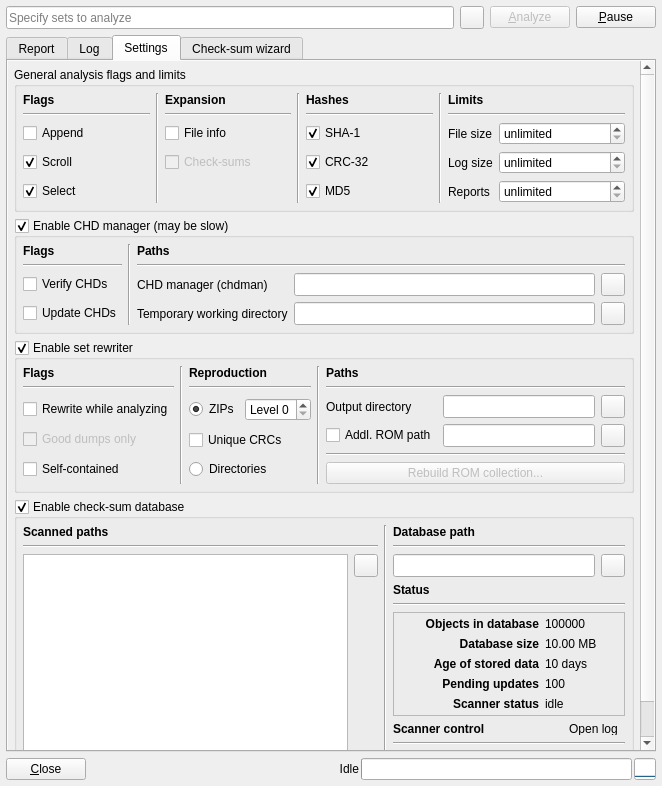
Qt form romalyzer.ui (qmc2/qmc2-mame-fe) before a commit.
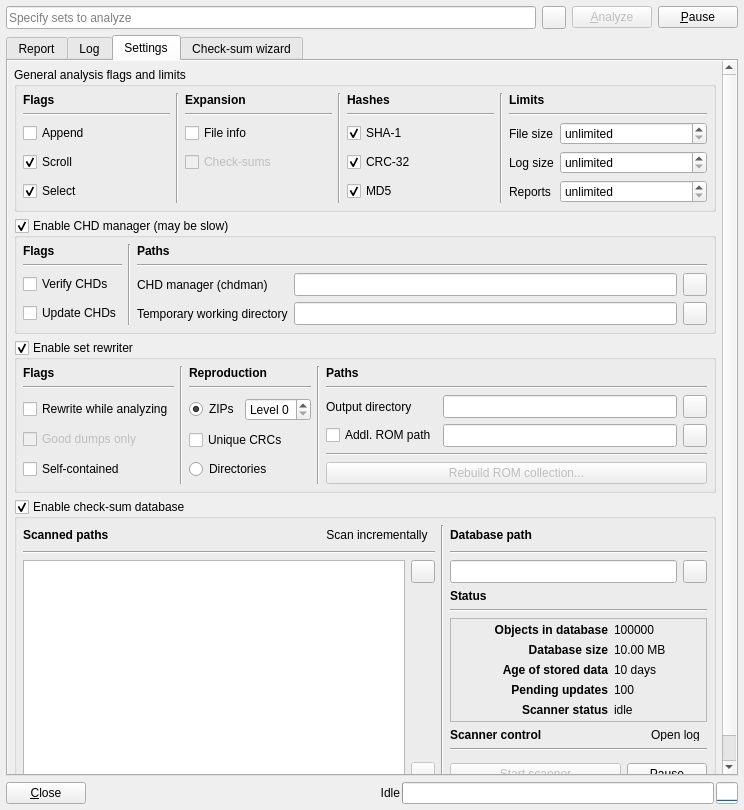
The same form after that commit. The open tabs and pages were chosen to show the change. Icons and pictures are not drawn.

Commit message: wip: ROMAlyzer: added a new 'scan incrementally' option for the check-sum scanner (not working yet)

The edit to the form file:
```diff
--- a/romalyzer.ui
+++ b/romalyzer.ui
@@ -7,8 +7,8 @@
    <rect>
     <x>0</x>
     <y>0</y>
-    <width>662</width>
-    <height>786</height>
+    <width>744</width>
+    <height>810</height>
    </rect>
   </property>
   <property name="windowTitle">
@@ -328,8 +328,8 @@
            <rect>
             <x>0</x>
             <y>0</y>
-            <width>646</width>
-            <height>690</height>
+            <width>728</width>
+            <height>714</height>
            </rect>
           </property>
           <layout class="QGridLayout" name="gridLayoutScrollAreeaSettings" rowstretch="0,0,0,1,0">
@@ -1111,103 +1111,83 @@
              </property>
              <layout class="QGridLayout" name="gridLayout_4">
               <item row="0" column="0">
-               <layout class="QGridLayout" name="gridLayoutCheckSumDatabase" columnstretch="2,0,0,1,0">
-                <item row="2" column="0" rowspan="9">
-                 <widget class="QListWidget" name="listWidgetCheckSumDbScannedPaths">
-                  <property name="sizePolicy">
-                   <sizepolicy hsizetype="Expanding" vsizetype="Ignored">
-                    <horstretch>0</horstretch>
-                    <verstretch>0</verstretch>
-                   </sizepolicy>
-                  </property>
-                  <property name="contextMenuPolicy">
-                   <enum>Qt::CustomContextMenu</enum>
-                  </property>
-                  <property name="toolTip">
-                   <string>List of scanned paths</string>
-                  </property>
-                  <property name="dragDropMode">
-                   <enum>QAbstractItemView::InternalMove</enum>
-                  </property>
-                  <property name="selectionMode">
-                   <enum>QAbstractItemView::ExtendedSelection</enum>
-                  </property>
-                  <property name="textElideMode">
-                   <enum>Qt::ElideMiddle</enum>
-                  </property>
-                 </widget>
-                </item>
-                <item row="2" column="1" rowspan="9">
-                 <layout class="QVBoxLayout" name="verticalLayout_3">
-                  <item>
-                   <widget class="QToolButton" name="toolButtonCheckSumDbAddPath">
-                    <property name="toolTip">
-                     <string>Add a path</string>
-                    </property>
-                    <property name="icon">
-                     <iconset resource="qmc2.qrc">
-                      <normaloff>:/data/img/plus.png</normaloff>:/data/img/plus.png</iconset>
-                    </property>
-                   </widget>
-                  </item>
-                  <item>
-                   <spacer name="verticalSpacer_2">
-                    <property name="orientation">
-                     <enum>Qt::Vertical</enum>
-                    </property>
-                    <property name="sizeHint" stdset="0">
-                     <size>
-                      <width>20</width>
-                      <height>0</height>
-                     </size>
-                    </property>
-                   </spacer>
-                  </item>
-                  <item>
-                   <widget class="QToolButton" name="toolButtonCheckSumDbRemovePath">
-                    <property name="enabled">
-                     <bool>false</bool>
-                    </property>
-                    <property name="toolTip">
-                     <string>Remove selected paths</string>
-                    </property>
-                    <property name="icon">
-                     <iconset resource="qmc2.qrc">
-                      <normaloff>:/data/img/minus.png</normaloff>:/data/img/minus.png</iconset>
-                    </property>
-                   </widget>
-                  </item>
-                 </layout>
-                </item>
-                <item row="1" column="0" colspan="2">
-                 <widget class="Line" name="line_16">
-                  <property name="orientation">
-                   <enum>Qt::Horizontal</enum>
-                  </property>
-                 </widget>
-                </item>
-                <item row="0" column="2" rowspan="11">
+               <layout class="QGridLayout" name="gridLayoutCheckSumDatabase" columnstretch="3,1,0,0,2,0">
+                <item row="0" column="3" rowspan="12">
                  <widget class="Line" name="line_18">
                   <property name="orientation">
                    <enum>Qt::Vertical</enum>
                   </property>
                  </widget>
                 </item>
-                <item row="0" column="0" colspan="2">
+                <item row="11" column="4" colspan="2">
+                 <layout class="QHBoxLayout" name="horizontalLayout_8">
+                  <item>
+                   <widget class="QPushButton" name="pushButtonCheckSumDbScan">
+                    <property name="enabled">
+                     <bool>false</bool>
+                    </property>
+                    <property name="sizePolicy">
+                     <sizepolicy hsizetype="MinimumExpanding" vsizetype="Fixed">
+                      <horstretch>0</horstretch>
+                      <verstretch>0</verstretch>
+                     </sizepolicy>
+                    </property>
+                    <property name="toolTip">
+                     <string>Start / stop scanner</string>
+                    </property>
+                    <property name="text">
+                     <string>Start scanner</string>
+                    </property>
+                    <property name="icon">
+                     <iconset resource="qmc2.qrc">
+                      <normaloff>:/data/img/refresh.png</normaloff>:/data/img/refresh.png</iconset>
+                    </property>
+                    <property name="autoDefault">
+                     <bool>false</bool>
+                    </property>
+                   </widget>
+                  </item>
+                  <item>
+                   <widget class="QPushButton" name="pushButtonCheckSumDbPauseResumeScan">
+                    <property name="toolTip">
+                     <string>Pause / resume scanner</string>
+                    </property>
+                    <property name="text">
+                     <string>Pause</string>
+                    </property>
+                    <property name="icon">
+                     <iconset resource="qmc2.qrc">
+                      <normaloff>:/data/img/time.png</normaloff>:/data/img/time.png</iconset>
+                    </property>
+                    <property name="autoDefault">
+                     <bool>false</bool>
+                    </property>
+                   </widget>
+                  </item>
+                 </layout>
+                </item>
+                <item row="0" column="0">
                  <widget class="QLabel" name="labelCheckSumDbScannedPaths">
                   <property name="text">
                    <string>&lt;html&gt;&lt;head/&gt;&lt;body&gt;&lt;p&gt;&lt;span style=&quot; font-weight:600;&quot;&gt;Scanned paths&lt;/span&gt;&lt;/p&gt;&lt;/body&gt;&lt;/html&gt;</string>
                   </property>
                  </widget>
                 </item>
-                <item row="8" column="3">
+                <item row="1" column="0" colspan="3">
+                 <widget class="Line" name="line_16">
+                  <property name="orientation">
+                   <enum>Qt::Horizontal</enum>
+                  </property>
+                 </widget>
+                </item>
+                <item row="8" column="4">
                  <widget class="QLabel" name="labelCheckSumDbScannerControl">
                   <property name="text">
                    <string>&lt;html&gt;&lt;head/&gt;&lt;body&gt;&lt;p&gt;&lt;span style=&quot; font-weight:600;&quot;&gt;Scanner control&lt;/span&gt;&lt;/p&gt;&lt;/body&gt;&lt;/html&gt;</string>
                   </property>
                  </widget>
                 </item>
-                <item row="8" column="4">
+                <item row="8" column="5">
                  <widget class="QToolButton" name="toolButtonCheckSumDbViewLog">
                   <property name="sizePolicy">
                    <sizepolicy hsizetype="Fixed" vsizetype="Ignored">
@@ -1229,14 +1209,14 @@
                   </property>
                  </widget>
                 </item>
-                <item row="9" column="3" colspan="2">
+                <item row="9" column="4" colspan="2">
                  <widget class="Line" name="line_20">
                   <property name="orientation">
                    <enum>Qt::Horizontal</enum>
                   </property>
                  </widget>
                 </item>
-                <item row="6" column="3" colspan="2">
+                <item row="6" column="4" colspan="2">
                  <widget class="QLabel" name="labelCheckSumDbStatusDisplay">
                   <property name="toolTip">
                    <string>Database / scanner status</string>
@@ -1260,21 +1240,34 @@
                   </property>
                  </widget>
                 </item>
-                <item row="5" column="3" colspan="2">
+                <item row="5" column="4" colspan="2">
                  <widget class="Line" name="line_19">
                   <property name="orientation">
                    <enum>Qt::Horizontal</enum>
                   </property>
                  </widget>
                 </item>
-                <item row="3" column="3" rowspan="2" colspan="2">
+                <item row="3" column="4" rowspan="2" colspan="2">
                  <widget class="QLabel" name="labelCheckSumDbStatus">
                   <property name="text">
                    <string>&lt;html&gt;&lt;head/&gt;&lt;body&gt;&lt;p&gt;&lt;span style=&quot; font-weight:600;&quot;&gt;Status&lt;/span&gt;&lt;/p&gt;&lt;/body&gt;&lt;/html&gt;</string>
                   </property>
                  </widget>
                 </item>
-                <item row="2" column="3" colspan="2">
+                <item row="7" column="4" colspan="2">
+                 <spacer name="verticalSpacer_3">
+                  <property name="orientation">
+                   <enum>Qt::Vertical</enum>
+                  </property>
+                  <property name="sizeHint" stdset="0">
+                   <size>
+                    <width>20</width>
+                    <height>0</height>
+                   </size>
+                  </property>
+                 </spacer>
+                </item>
+                <item row="2" column="4" colspan="2">
                  <layout class="QHBoxLayout" name="horizontalLayout_3">
                   <item>
                    <widget class="QLineEdit" name="lineEditCheckSumDbDatabasePath">
@@ -1308,42 +1301,106 @@
                   </item>
                  </layout>
                 </item>
-                <item row="1" column="3" colspan="2">
+                <item row="1" column="4" colspan="2">
                  <widget class="Line" name="line_17">
                   <property name="orientation">
                    <enum>Qt::Horizontal</enum>
                   </property>
                  </widget>
                 </item>
-                <item row="7" column="3" colspan="2">
-                 <spacer name="verticalSpacer_3">
-                  <property name="orientation">
-                   <enum>Qt::Vertical</enum>
-                  </property>
-                  <property name="sizeHint" stdset="0">
-                   <size>
-                    <width>20</width>
-                    <height>0</height>
-                   </size>
-                  </property>
-                 </spacer>
-                </item>
-                <item row="0" column="3" colspan="2">
+                <item row="0" column="4" colspan="2">
                  <widget class="QLabel" name="labelCheckSumDbDatabasePath">
                   <property name="text">
                    <string>&lt;html&gt;&lt;head/&gt;&lt;body&gt;&lt;p&gt;&lt;span style=&quot; font-weight:600;&quot;&gt;Database path&lt;/span&gt;&lt;/p&gt;&lt;/body&gt;&lt;/html&gt;</string>
                   </property>
                  </widget>
                 </item>
-                <item row="10" column="3" colspan="2">
-                 <layout class="QHBoxLayout" name="horizontalLayout_8">
+                <item row="2" column="0" rowspan="10" colspan="2">
+                 <widget class="QListWidget" name="listWidgetCheckSumDbScannedPaths">
+                  <property name="sizePolicy">
+                   <sizepolicy hsizetype="Expanding" vsizetype="Ignored">
+                    <horstretch>0</horstretch>
+                    <verstretch>0</verstretch>
+                   </sizepolicy>
+                  </property>
+                  <property name="contextMenuPolicy">
+                   <enum>Qt::CustomContextMenu</enum>
+                  </property>
+                  <property name="toolTip">
+                   <string>List of scanned paths</string>
+                  </property>
+                  <property name="dragDropMode">
+                   <enum>QAbstractItemView::InternalMove</enum>
+                  </property>
+                  <property name="selectionMode">
+                   <enum>QAbstractItemView::ExtendedSelection</enum>
+                  </property>
+                  <property name="textElideMode">
+                   <enum>Qt::ElideMiddle</enum>
+                  </property>
+                 </widget>
+                </item>
+                <item row="2" column="2" rowspan="10">
+                 <layout class="QVBoxLayout" name="verticalLayout_3">
                   <item>
-                   <widget class="QPushButton" name="pushButtonCheckSumDbScan">
+                   <widget class="QToolButton" name="toolButtonCheckSumDbAddPath">
+                    <property name="toolTip">
+                     <string>Add a path</string>
+                    </property>
+                    <property name="icon">
+                     <iconset resource="qmc2.qrc">
+                      <normaloff>:/data/img/plus.png</normaloff>:/data/img/plus.png</iconset>
+                    </property>
+                   </widget>
+                  </item>
+                  <item>
+                   <spacer name="verticalSpacer_2">
+                    <property name="orientation">
+                     <enum>Qt::Vertical</enum>
+                    </property>
+                    <property name="sizeHint" stdset="0">
+                     <size>
+                      <width>0</width>
+                      <height>0</height>
+                     </size>
+                    </property>
+                   </spacer>
+                  </item>
+                  <item>
+                   <widget class="QToolButton" name="toolButtonCheckSumDbRemovePath">
                     <property name="enabled">
                      <bool>false</bool>
                     </property>
+                    <property name="toolTip">
+                     <string>Remove selected paths</string>
+                    </property>
+                    <property name="icon">
+                     <iconset resource="qmc2.qrc">
+                      <normaloff>:/data/img/minus.png</normaloff>:/data/img/minus.png</iconset>
+                    </property>
+                   </widget>
+                  </item>
+                 </layout>
+                </item>
+                <item row="0" column="1" colspan="2">
+                 <layout class="QHBoxLayout" name="horizontalLayout">
+                  <item>
+                   <spacer name="horizontalSpacer">
+                    <property name="orientation">
+                     <enum>Qt::Horizontal</enum>
+                    </property>
+                    <property name="sizeHint" stdset="0">
+                     <size>
+                      <width>40</width>
+                      <height>20</height>
+                     </size>
+                    </property>
+                   </spacer>
+                  </item>
+                  <item>
+                   <widget class="QToolButton" name="toolButtonCheckSumDbScanIncrementally">
                     <property name="sizePolicy">
-                     <sizepolicy hsizetype="MinimumExpanding" vsizetype="Fixed">
+                     <sizepolicy hsizetype="Minimum" vsizetype="Ignored">
                       <horstretch>0</horstretch>
                       <verstretch>0</verstretch>
                      </sizepolicy>
@@ -1352,31 +1409,16 @@
                      <string>Start / stop scanner</string>
                     </property>
                     <property name="text">
-                     <string>Start scanner</string>
+                     <string>Scan incrementally</string>
                     </property>
-                    <property name="icon">
-                     <iconset resource="qmc2.qrc">
-                      <normaloff>:/data/img/refresh.png</normaloff>:/data/img/refresh.png</iconset>
+                    <property name="checkable">
+                     <bool>true</bool>
                     </property>
-                    <property name="autoDefault">
-                     <bool>false</bool>
+                    <property name="toolButtonStyle">
+                     <enum>Qt::ToolButtonTextOnly</enum>
                     </property>
-                   </widget>
-                  </item>
-                  <item>
-                   <widget class="QPushButton" name="pushButtonCheckSumDbPauseResumeScan">
-                    <property name="toolTip">
-                     <string>Pause / resume scanner</string>
-                    </property>
-                    <property name="text">
-                     <string>Pause</string>
-                    </property>
-                    <property name="icon">
-                     <iconset resource="qmc2.qrc">
-                      <normaloff>:/data/img/time.png</normaloff>:/data/img/time.png</iconset>
-                    </property>
-                    <property name="autoDefault">
-                     <bool>false</bool>
+                    <property name="autoRaise">
+                     <bool>true</bool>
                     </property>
                    </widget>
                   </item>
```
Left out of the diff: 3 changed lines with no effect on the pictures. The commit also changes 13 other files.
